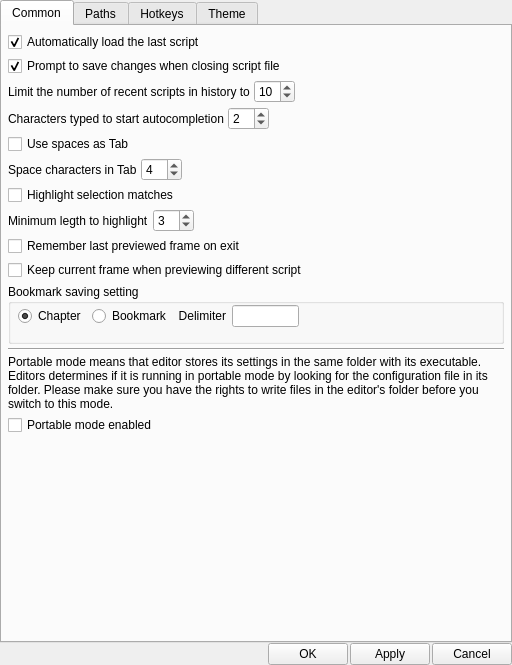
The window that vsedit/src/settings/settings_dialog.ui (AkarinVS/vapoursynth-editor-2) describes before a commit, drawn with Qt 5.
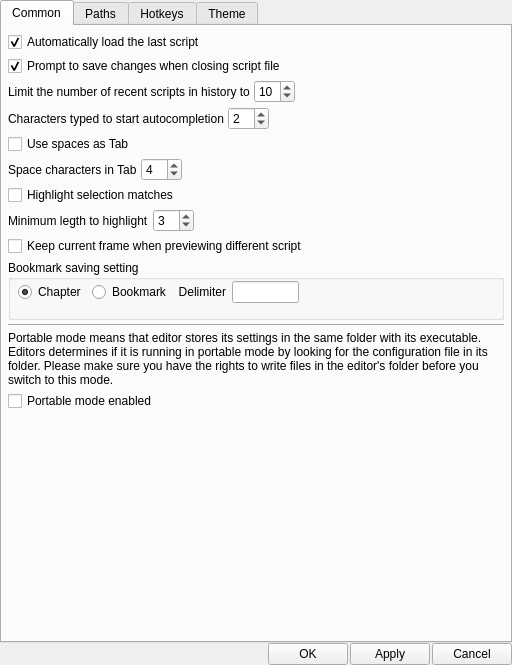
The same window after the commit. The open tabs and pages were chosen to show the change.

Commit message: - Finished transferring the frame discarded rollback function, I totally forgot about it because it was never triggered - Cleaned up some obsolete codes

Diff of the .ui file:
```diff
--- a/vsedit/src/settings/settings_dialog.ui
+++ b/vsedit/src/settings/settings_dialog.ui
@@ -230,13 +230,6 @@
          </item>
         </layout>
        </item>
-       <item>
-        <widget class="QCheckBox" name="rememberLastPreviewFrameCheckBox">
-         <property name="text">
-          <string>Remember last previewed frame on exit</string>
-         </property>
-        </widget>
-       </item>
        <item>
         <widget class="QCheckBox" name="alwaysKeepCurrentFrameCheckBox">
          <property name="text">
```
Left out of the diff: 2 changed lines with no effect on the pictures. The commit also changes 6 other files.
